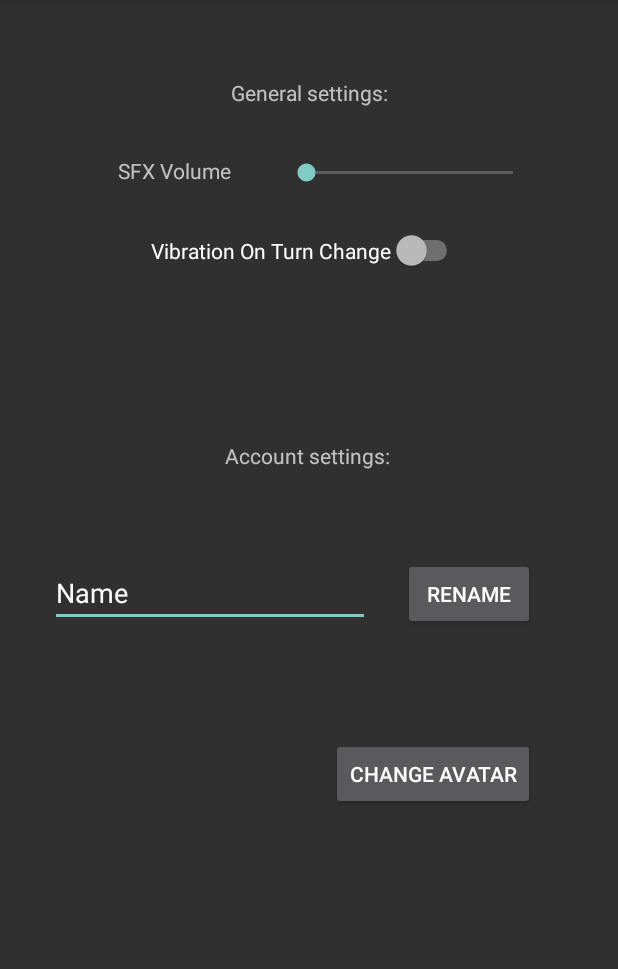
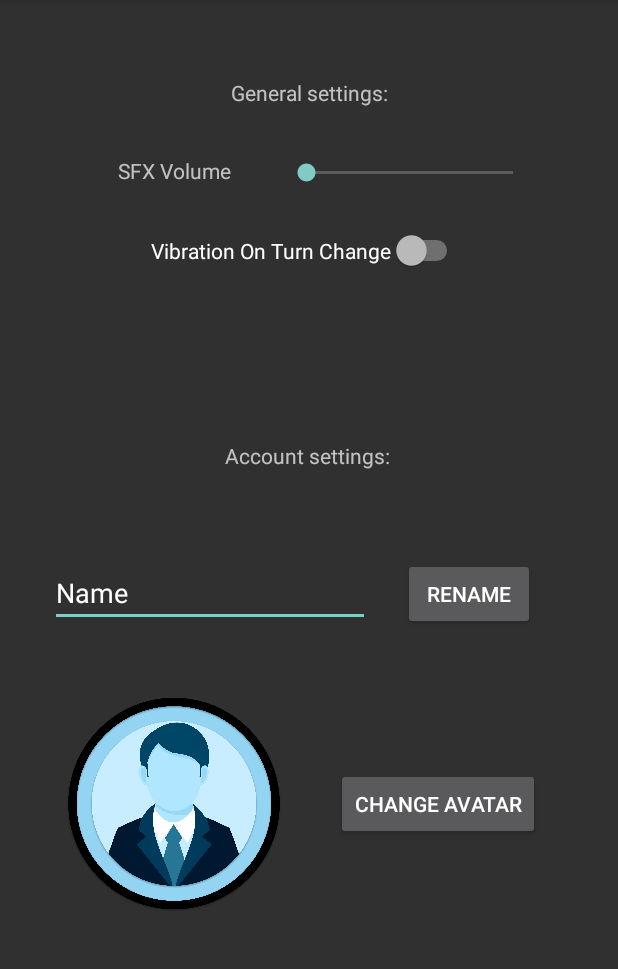
Before and after one commit to yardenfadel/SchoolProject-LudoTime, an Android app: the screen it shows after launch (ActivitySettings), after a tap on "settings", on a phone screen of 412 x 824 dp, the part 84-1053 px from its top. Run offline under Robolectric (Android 15) with nearby library versions, the light colour scheme and no system bars.

Commit message:
Finished the leaderboard.xml recyclerview, but crashes at: recyclerview.setAdapter(userAdapter);

```diff
--- a/app/src/main/java/com/example/ludotime/ActivityLeaderBoard.java
+++ b/app/src/main/java/com/example/ludotime/ActivityLeaderBoard.java
@@ -21,11 +21,11 @@ public class ActivityLeaderBoard extends AppCompatActivity {
     @Override
     protected void onCreate(Bundle savedInstanceState) {
         super.onCreate(savedInstanceState);
-        setContentView(R.layout.activity_about);
+        setContentView(R.layout.activity_leader_board);
 
         ArrayList<User> users = new ArrayList<>();
-        for(int i=0; i<50; i++){
-            users.add(new User("Ploni Almoni", 1200, "icon"));
+        for(int i=0; i<15; i++){
+            users.add(new User("Ploni Almoni", 1200, "male_avatar"));
         }
 
         RecyclerView recyclerview = findViewById(R.id.recyclerview_leaderboard);
--- a/app/src/main/java/com/example/ludotime/MainActivity.java
+++ b/app/src/main/java/com/example/ludotime/MainActivity.java
@@ -108,6 +108,11 @@ public class MainActivity extends AppCompatActivity implements View.OnClickListe
             Intent intent = new Intent(MainActivity.this, ActivitySettings.class);
             startActivity(intent);
         }
+        if (item.getItemId() == R.id.menuLeaderBoard){
+            //Toast.makeText(this, "LeaderBoard", Toast.LENGTH_SHORT).show();
+            Intent intent = new Intent(MainActivity.this, ActivityLeaderBoard.class);
+            startActivity(intent);
+        }
 
 
         return true;
--- /dev/null
+++ b/app/src/main/res/drawable/leaderboard.xml
@@ -0,0 +1,5 @@
+<vector xmlns:android="http://schemas.android.com/apk/res/android" android:height="24dp" android:tint="#FFD500" android:viewportHeight="24" android:viewportWidth="24" android:width="24dp">
+
+    <path android:fillColor="@android:color/white" android:pathData="M7.5,21H2V9h5.5V21zM14.75,3h-5.5v18h5.5V3zM22,11h-5.5v10H22V11z"/>
+
+</vector>
--- a/app/src/main/res/layout/activity_settings.xml
+++ b/app/src/main/res/layout/activity_settings.xml
@@ -79,20 +79,20 @@
 
     <ImageView
         android:id="@+id/iSettingsAvatar"
-        android:layout_width="wrap_content"
-        android:layout_height="wrap_content"
-        android:layout_marginTop="32dp"
-        android:layout_marginEnd="56dp"
+        app:srcCompat="@drawable/male_avatar"
+        android:layout_width="152dp"
+        android:layout_height="155dp"
+        android:layout_marginTop="40dp"
+        android:layout_marginEnd="32dp"
         app:layout_constraintEnd_toStartOf="@+id/bSettingsAvatar"
-        app:layout_constraintTop_toBottomOf="@+id/editTextText"
-        tools:srcCompat="@tools:sample/avatars" />
+        app:layout_constraintTop_toBottomOf="@+id/editTextText" />
 
     <Button
         android:id="@+id/bSettingsAvatar"
         android:layout_width="wrap_content"
         android:layout_height="wrap_content"
-        android:layout_marginTop="72dp"
-        android:layout_marginEnd="55dp"
+        android:layout_marginTop="92dp"
+        android:layout_marginEnd="52dp"
         android:text="change avatar"
         app:layout_constraintEnd_toEndOf="parent"
         app:layout_constraintTop_toBottomOf="@+id/bSettingsRename" />
--- a/app/src/main/res/layout/recycleritem_user.xml
+++ b/app/src/main/res/layout/recycleritem_user.xml
@@ -6,7 +6,7 @@
     android:layout_height="wrap_content">
 
     <ImageView
-        android:id="@+id/imageView"
+        android:id="@+id/imageview_list_user_icon"
         android:layout_width="80dp"
         android:layout_height="80dp"
         android:layout_marginStart="18dp"
--- a/app/src/main/res/menu/main_menu.xml
+++ b/app/src/main/res/menu/main_menu.xml
@@ -1,6 +1,11 @@
 <?xml version="1.0" encoding="utf-8"?>
 <menu xmlns:android="http://schemas.android.com/apk/res/android"
     xmlns:app="http://schemas.android.com/apk/res-auto">
+    <item
+        android:title="leaderboard"
+        android:icon="@drawable/leaderboard"
+        app:showAsAction="always"
+        android:id="@+id/menuLeaderBoard"/>
     <item
         android:title="settings"
         android:icon="@drawable/settings"
```
Also changed, not shown: app/src/main/java/com/example/ludotime/UserAdapter.java (added, +59 -0 lines), app/src/main/res/drawable/male_avatar.png (added).
